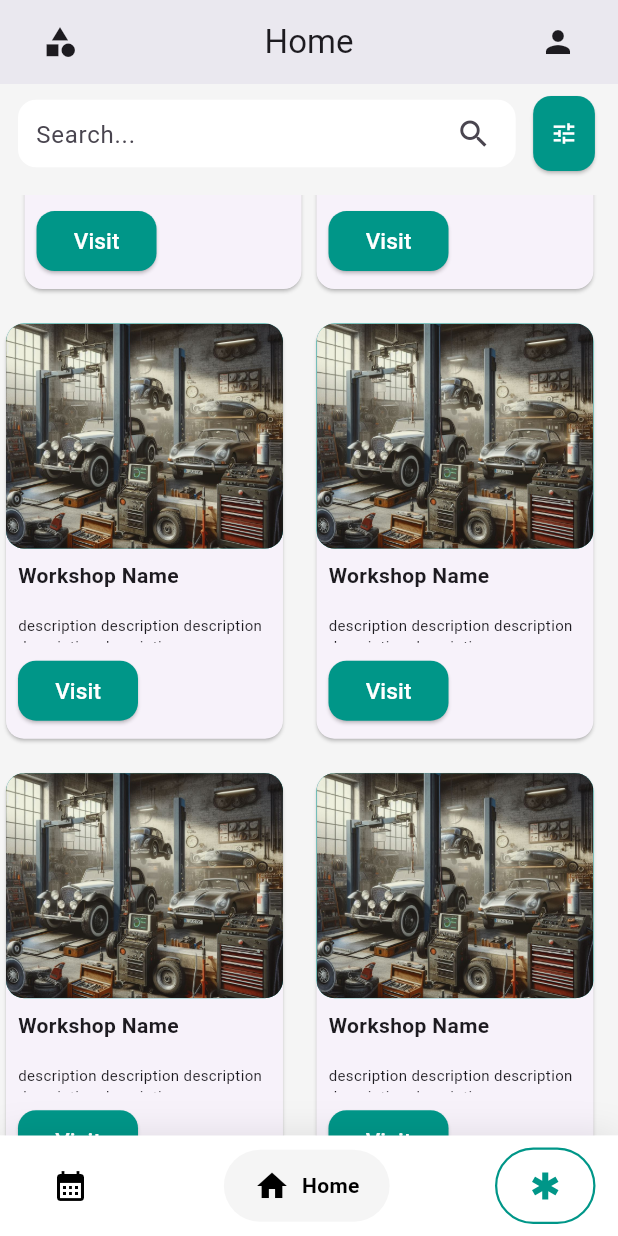
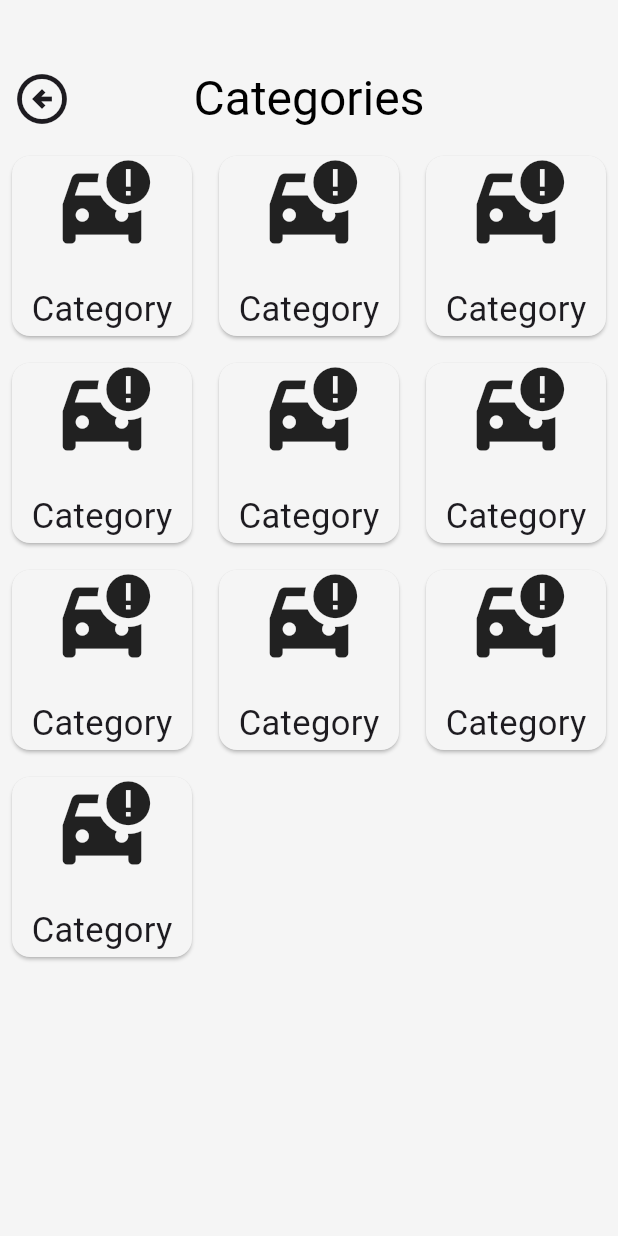
Before and after one commit to ZahreddenZromly/Quadro, a Flutter app: the screen it shows after launch, scrolled down 576 dp, after a tap on the "category" icon, on a phone screen of 412 x 824 dp. Run offline on Flutter 3.47's test engine with Material 3 defaults, Android fonts, the light colour scheme and no system bars; drawn by our look-alikes of google_nav_bar.

Commit message:
Categories Screen

```diff
--- /dev/null
+++ b/lib/components/category_card.dart
@@ -0,0 +1,23 @@
+import 'package:flutter/cupertino.dart';
+import 'package:flutter/material.dart';
+
+class CategoryCard extends StatelessWidget {
+  const CategoryCard({super.key});
+
+  @override
+  Widget build(BuildContext context) {
+    return Card(
+      color: Colors.grey[100],
+      child: Column(
+        children: [
+          Icon(Icons.car_crash, size: 70),
+          SizedBox(height: 16),
+          Text('Category',
+              style: TextStyle(
+                fontSize: 23,
+              )),
+        ],
+      ),
+    );
+  }
+}
--- a/lib/screens/appointments_screen.dart
+++ b/lib/screens/appointments_screen.dart
@@ -11,19 +11,20 @@ class AppointmentsScreen extends StatelessWidget {
   Widget build(BuildContext context) {
     return Scaffold(
       body: Center(
-        child: Text('No Appoinments yet!'),
+        child: ElevatedButton(
+          onPressed: () {
+            Navigator.push(
+              context,
+              MaterialPageRoute(
+                builder: (context) => Login(),
+              ),
+            );
+          },
+          child: Text('LogIn'),
+        ),
       ),
       floatingActionButton: FloatingActionButton(
-
         onPressed: () {
-
-          Navigator.push(
-            context,
-            MaterialPageRoute(
-              builder: (context) =>  Login(),
-            ),
-          );
-
           var snackBar = const SnackBar(
             backgroundColor: Colors.teal,
             content: Center(
--- /dev/null
+++ b/lib/screens/categories_screen.dart
@@ -0,0 +1,54 @@
+import 'package:flutter/cupertino.dart';
+import 'package:flutter/material.dart';
+import 'package:quadro/components/category_card.dart';
+
+class CategoriesScreen extends StatelessWidget {
+  const CategoriesScreen({super.key});
+
+  @override
+  Widget build(BuildContext context) {
+    return Scaffold(
+      backgroundColor: Colors.grey[100],
+      appBar: AppBar(
+        // automaticallyImplyLeading: false,
+        toolbarHeight: 100,
+        backgroundColor: Colors.grey[100],
+        centerTitle: true,
+        leading: Padding(
+          padding: const EdgeInsets.only(top: 32),
+          child: IconButton(
+            onPressed: () {
+              Navigator.pop(context);
+            },
+            icon: Icon(Icons.arrow_circle_left_outlined, size: 40),
+          ),
+        ),
+        title: const Padding(
+          padding: EdgeInsets.only(top: 32),
+          child: Text(
+            'Categories',
+            style: TextStyle(
+              fontSize: 32,
+              color: Colors.black,
+            ),
+          ),
+        ),
+        // Other AppBar properties...
+      ),
+      body: GridView.builder(
+        padding: EdgeInsets.symmetric(horizontal: 4),
+        gridDelegate: SliverGridDelegateWithFixedCrossAxisCount(
+          crossAxisCount: 3, // Number of columns
+          crossAxisSpacing: 10, // Spacing between columns
+          mainAxisSpacing: 10, // Spacing between rows
+          childAspectRatio: 1, // Aspect ratio of each grid item
+        ),
+        itemCount: 10, // Number of items in the grid
+        itemBuilder: (BuildContext context, int index) {
+          // Build each grid item here
+          return CategoryCard();
+        },
+      ),
+    );
+  }
+}
--- a/lib/screens/home_screen.dart
+++ b/lib/screens/home_screen.dart
@@ -3,6 +3,7 @@ import 'package:flutter/material.dart';
 import 'package:quadro/components/category_tile.dart';
 import 'package:quadro/components/search_bar.dart';
 import 'package:quadro/components/workshop_card.dart';
+import 'package:quadro/screens/categories_screen.dart';
 
 class HomeScreen extends StatelessWidget {
   const HomeScreen({super.key});
@@ -20,7 +21,14 @@ class HomeScreen extends StatelessWidget {
           mainAxisAlignment: MainAxisAlignment.spaceBetween,
           children: [
             IconButton(
-              onPressed: () {},
+              onPressed: () {
+                Navigator.push(
+                  context,
+                  MaterialPageRoute(
+                    builder: (context) => CategoriesScreen(),
+                  ),
+                );
+              },
               icon: Icon(Icons.category),
             ),
             Text("Home"),
@@ -93,16 +101,16 @@ class HomeScreen extends StatelessWidget {
                   ),
                 ),
                 SliverPadding(
-                  padding: EdgeInsets.symmetric(vertical: 8),
+                  padding: EdgeInsets.symmetric(vertical: 16),
                   sliver: SliverFixedExtentList(
-                    itemExtent: 50,
+                    itemExtent: 55,
                     delegate: SliverChildListDelegate(
                       [
                         Container(
-                          margin: EdgeInsets.only(
-                            left: MediaQuery.of(context).size.width * .04,
-                          ),
-                          height: 100,
+                          // margin: EdgeInsets.only(
+                          //   left: MediaQuery.of(context).size.width * .04,
+                          // ),
+                          // height: 100,
                           child: ListView.builder(
                             scrollDirection: Axis.horizontal,
                             itemCount: 10,
@@ -121,7 +129,7 @@ class HomeScreen extends StatelessWidget {
                   ),
                 ),
                 SliverPadding(
-                  padding: EdgeInsets.only(top: 12),
+                  padding: EdgeInsets.only(top: 8),
                   sliver: SliverFixedExtentList(
                     itemExtent: 40,
                     delegate: SliverChildListDelegate(
--- a/lib/screens/login_screen.dart
+++ b/lib/screens/login_screen.dart
@@ -1,4 +1,5 @@
 import 'package:flutter/material.dart';
+import 'package:quadro/components/navbar.dart';
 import 'package:quadro/screens/home_screen.dart';
 import 'package:quadro/screens/signup_screen.dart';
 
@@ -30,8 +31,21 @@ class _LoginPageState extends State<LoginPage> {
   Widget build(BuildContext context) {
     return Scaffold(
       resizeToAvoidBottomInset: false,
-      backgroundColor: Colors.white10,
+      backgroundColor: Colors.grey[100],
       appBar: AppBar(
+        leading: IconButton(
+          icon: Icon(Icons.arrow_back),
+          onPressed: () {
+            print('heeeeeeeere: ${MediaQuery.of(context)}');
+            // Navigator.pop(context); // Add navigation functionality here
+            // Navigator.push(
+            //   context,
+            //   MaterialPageRoute(
+            //     builder: (context) => NavBar(),
+            //   ),
+            // );
+          },
+        ),
         backgroundColor: Colors.teal,
         title: const Center(
           child: Text(
@@ -185,9 +199,9 @@ class _LoginPageState extends State<LoginPage> {
                 ),
               ),
             ),
-             Center(
+            Center(
               child: InkWell(
-                onTap: (){
+                onTap: () {
                   Navigator.push(
                     context,
                     MaterialPageRoute(
--- a/lib/screens/signup_screen.dart
+++ b/lib/screens/signup_screen.dart
@@ -5,7 +5,14 @@ class SignUpScreen extends StatelessWidget {
   Widget build(BuildContext context) {
     return Scaffold(
       resizeToAvoidBottomInset: false,
+      backgroundColor: Colors.grey[100],
       appBar: AppBar(
+        leading: IconButton(
+          icon: Icon(Icons.arrow_back),
+          onPressed: () {
+            Navigator.pop(context); // Add navigation functionality here
+          },
+        ),
         backgroundColor: Colors.teal,
         title: const Center(
           child: Text(
```
